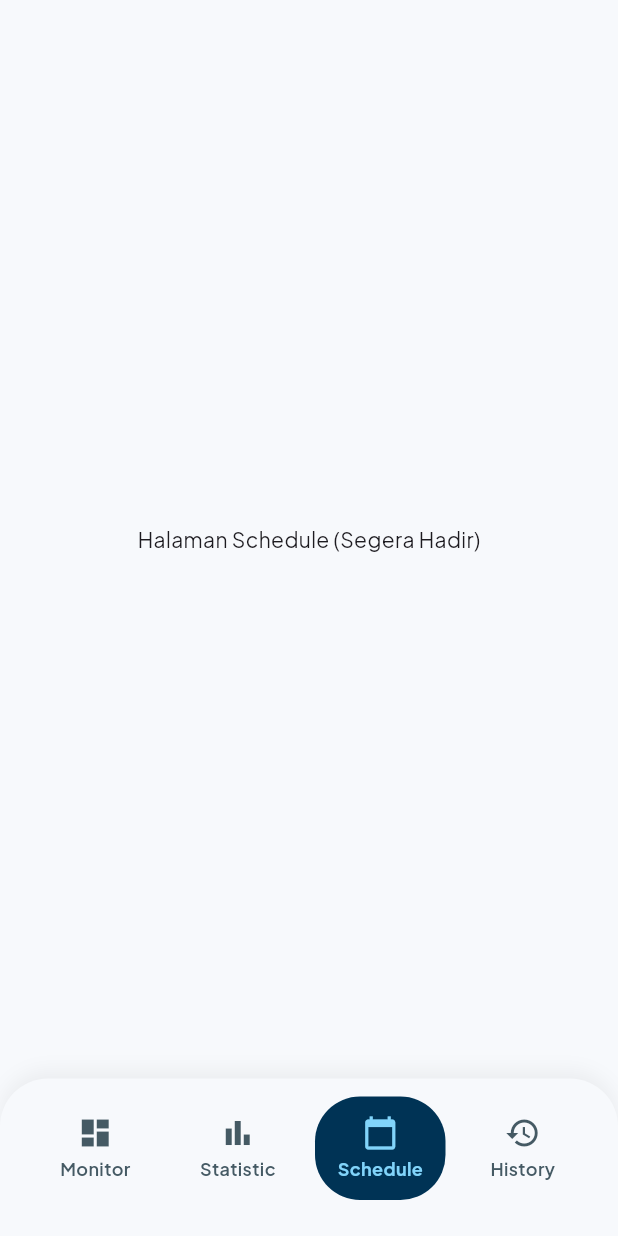
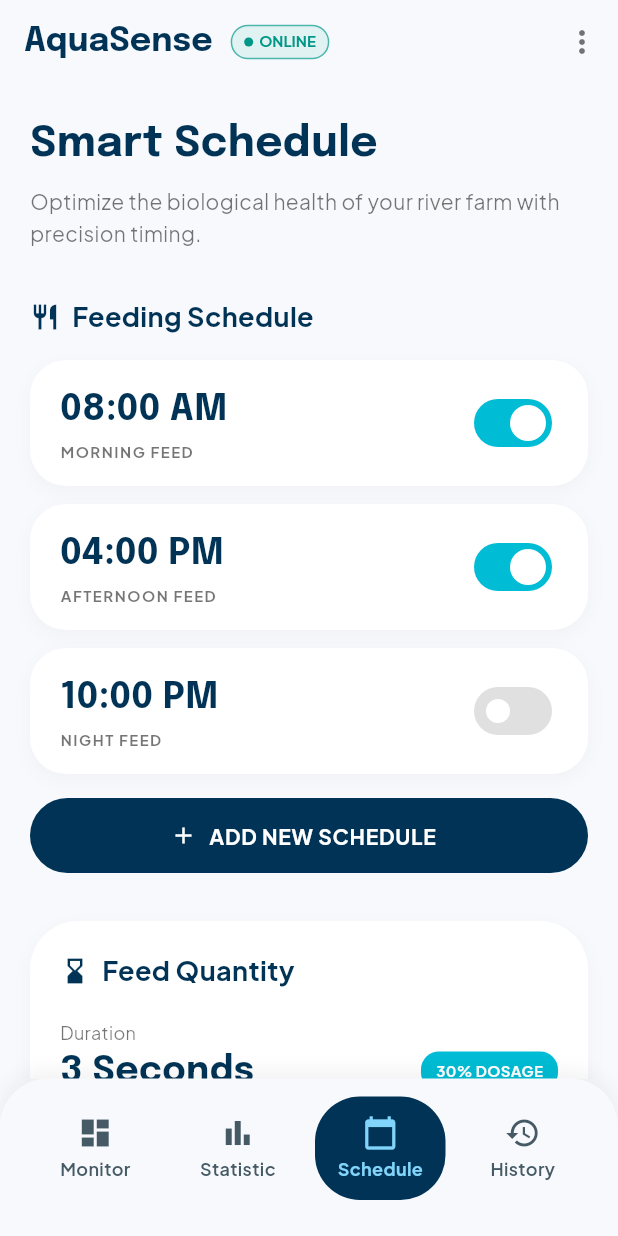
Before and after one commit to nifnip22/AquaSense, a Flutter app: the screen it shows after launch, item 3 of the bottom bar chosen, on a phone screen of 412 x 824 dp. Run offline on Flutter 3.47's test engine with Material 3 defaults, Android fonts, the phone set to English and light mode, and no system bars; our stand-ins replace fl_chart, google_fonts.

Commit message:
feat: build smart schedule UI and modularize feeding widgets

```diff
--- a/aquasense_frontend/lib/features/dashboard/screens/main_screen.dart
+++ b/aquasense_frontend/lib/features/dashboard/screens/main_screen.dart
@@ -1,3 +1,4 @@
+import 'package:aquasense_frontend/features/feeding/screens/schedule_screen.dart';
 import 'package:flutter/material.dart';
 import 'package:google_fonts/google_fonts.dart';
 import '../../monitoring/screens/monitor_screen.dart';
@@ -17,7 +18,7 @@ class _MainScreenState extends State<MainScreen> {
   final List<Widget> _pages = [
     const MonitorScreen(),
     const StatisticScreen(),
-    const Center(child: Text('Halaman Schedule (Segera Hadir)')),
+    const ScheduleScreen(),
     const Center(child: Text('Halaman History (Segera Hadir)')),
   ];
 
--- /dev/null
+++ b/aquasense_frontend/lib/features/feeding/screens/schedule_screen.dart
@@ -0,0 +1,122 @@
+import 'package:flutter/material.dart';
+import 'package:google_fonts/google_fonts.dart';
+import '../../../shared/widgets/custom_app_bar.dart';
+import '../widgets/schedule_toggle_card.dart';
+import '../widgets/feed_quantity_card.dart';
+import '../widgets/intelligence_settings_card.dart';
+
+class ScheduleScreen extends StatefulWidget {
+  const ScheduleScreen({super.key});
+
+  @override
+  State<ScheduleScreen> createState() => _ScheduleScreenState();
+}
+
+class _ScheduleScreenState extends State<ScheduleScreen> {
+  // Schedule state variables that would typically be loaded from a backend or local storage
+  bool _isMorningActive = true;
+  bool _isAfternoonActive = true;
+  bool _isNightActive = false;
+
+  @override
+  Widget build(BuildContext context) {
+    return Scaffold(
+      backgroundColor: Colors.transparent,
+      appBar: const CustomAppBar(),
+      body: SingleChildScrollView(
+        padding: const EdgeInsets.all(20.0),
+        child: Column(
+          crossAxisAlignment: CrossAxisAlignment.start,
+          children: [
+            // Header Section
+            Text(
+              'Smart Schedule',
+              style: GoogleFonts.epilogue(
+                fontSize: 28,
+                fontWeight: FontWeight.bold,
+                color: const Color(0xFF003355),
+              ),
+            ),
+            const SizedBox(height: 8),
+            Text(
+              'Optimize the biological health of your river farm with precision timing.',
+              style: GoogleFonts.plusJakartaSans(
+                fontSize: 14,
+                color: Colors.black54,
+                height: 1.5,
+              ),
+            ),
+            const SizedBox(height: 32),
+
+            Row(
+              children: [
+                const Icon(Icons.restaurant, color: Color(0xFF003355), size: 20),
+                const SizedBox(width: 8),
+                Text(
+                  'Feeding Schedule',
+                  style: GoogleFonts.plusJakartaSans(
+                    fontSize: 18,
+                    fontWeight: FontWeight.bold,
+                    color: const Color(0xFF003355),
+                  ),
+                ),
+              ],
+            ),
+            const SizedBox(height: 16),
+
+            ScheduleToggleCard(
+              time: '08:00 AM',
+              label: 'MORNING FEED',
+              isActive: _isMorningActive,
+              onChanged: (val) => setState(() => _isMorningActive = val),
+            ),
+            const SizedBox(height: 12),
+            ScheduleToggleCard(
+              time: '04:00 PM',
+              label: 'AFTERNOON FEED',
+              isActive: _isAfternoonActive,
+              onChanged: (val) => setState(() => _isAfternoonActive = val),
+            ),
+            const SizedBox(height: 12),
+            ScheduleToggleCard(
+              time: '10:00 PM',
+              label: 'NIGHT FEED',
+              isActive: _isNightActive,
+              onChanged: (val) => setState(() => _isNightActive = val),
+            ),
+            const SizedBox(height: 16),
+
+            SizedBox(
+              width: double.infinity,
+              height: 50,
+              child: FilledButton.icon(
+                style: FilledButton.styleFrom(
+                  backgroundColor: const Color(0xFF003355),
+                  shape: RoundedRectangleBorder(
+                    borderRadius: BorderRadius.circular(25),
+                  ),
+                ),
+                onPressed: () {},
+                icon: const Icon(Icons.add),
+                label: const Text('ADD NEW SCHEDULE', style: TextStyle(fontWeight: FontWeight.bold, letterSpacing: 0.5)),
+              ),
+            ),
+            const SizedBox(height: 32),
+
+            const FeedQuantityCard(),
+            const SizedBox(height: 24),
+
+            const IntelligenceSettingsCard(),
+
+            /* -- IMAGE FEATURE TEMPORARY COMMAND --
+            const SizedBox(height: 24),
+            _buildZoneImageCard(),
+            */
+
+            const SizedBox(height: 32),
+          ],
+        ),
+      ),
+    );
+  }
+}
--- /dev/null
+++ b/aquasense_frontend/lib/features/feeding/widgets/feed_quantity_card.dart
@@ -0,0 +1,116 @@
+import 'package:flutter/material.dart';
+import 'package:google_fonts/google_fonts.dart';
+
+class FeedQuantityCard extends StatefulWidget {
+  final double initialDuration;
+
+  const FeedQuantityCard({super.key, this.initialDuration = 3.0});
+
+  @override
+  State<FeedQuantityCard> createState() => _FeedQuantityCardState();
+}
+
+class _FeedQuantityCardState extends State<FeedQuantityCard> {
+  late double _durationSeconds;
+
+  @override
+  void initState() {
+    super.initState();
+    _durationSeconds = widget.initialDuration;
+  }
+
+  @override
+  Widget build(BuildContext context) {
+    return Container(
+      padding: const EdgeInsets.all(20),
+      decoration: BoxDecoration(
+        color: Colors.white,
+        borderRadius: BorderRadius.circular(32),
+        boxShadow: [
+          BoxShadow(
+            color: Colors.black.withValues(alpha: 0.03),
+            blurRadius: 10,
+            offset: const Offset(0, 4),
+          ),
+        ],
+      ),
+      child: Column(
+        crossAxisAlignment: CrossAxisAlignment.start,
+        children: [
+          Row(
+            children: [
+              const Icon(Icons.hourglass_bottom, color: Color(0xFF003355), size: 20),
+              const SizedBox(width: 8),
+              Text(
+                'Feed Quantity',
+                style: GoogleFonts.plusJakartaSans(
+                  fontSize: 18,
+                  fontWeight: FontWeight.bold,
+                  color: const Color(0xFF003355),
+                ),
+              ),
+            ],
+          ),
+          const SizedBox(height: 20),
+          Text('Duration', style: GoogleFonts.plusJakartaSans(fontSize: 12, color: Colors.black54)),
+          Row(
+            mainAxisAlignment: MainAxisAlignment.spaceBetween,
+            children: [
+              Text(
+                '${_durationSeconds.toInt()} Seconds',
+                style: GoogleFonts.epilogue(
+                  fontSize: 24,
+                  fontWeight: FontWeight.bold,
+                  color: const Color(0xFF003355),
+                ),
+              ),
+              Container(
+                padding: const EdgeInsets.symmetric(horizontal: 10, vertical: 6),
+                decoration: BoxDecoration(
+                  color: const Color(0xFF00BCD4),
+                  borderRadius: BorderRadius.circular(12),
+                ),
+                child: Text(
+                  '${(_durationSeconds * 10).toInt()}% DOSAGE',
+                  style: GoogleFonts.plusJakartaSans(
+                    fontSize: 10,
+                    fontWeight: FontWeight.bold,
+                    color: Colors.white,
+                  ),
+                ),
+              ),
+            ],
+          ),
+          const SizedBox(height: 8),
+          SliderTheme(
+            data: SliderTheme.of(context).copyWith(
+              activeTrackColor: const Color(0xFF003355),
+              inactiveTrackColor: Colors.grey.shade200,
+              thumbColor: const Color(0xFF003355),
+              overlayColor: const Color(0xFF003355).withValues(alpha: 0.1),
+              trackHeight: 6.0,
+            ),
+            child: Slider(
+              value: _durationSeconds,
+              min: 1,
+              max: 10,
+              divisions: 9,
+              onChanged: (val) {
+                setState(() => _durationSeconds = val);
+              },
+            ),
+          ),
+          const SizedBox(height: 8),
+          Text(
+            'Controls the servo motor duration for precision feed dispensing across the pen diameter.',
+            style: GoogleFonts.plusJakartaSans(
+              fontSize: 12,
+              color: Colors.black54,
+              height: 1.5,
+            ),
+          ),
+        ],
+      ),
+    );
+  }
+}
--- /dev/null
+++ b/aquasense_frontend/lib/features/feeding/widgets/intelligence_settings_card.dart
@@ -0,0 +1,98 @@
+import 'package:flutter/material.dart';
+import 'package:google_fonts/google_fonts.dart';
+
+class IntelligenceSettingsCard extends StatefulWidget {
+  const IntelligenceSettingsCard({super.key});
+
+  @override
+  State<IntelligenceSettingsCard> createState() => _IntelligenceSettingsCardState();
+}
+
+class _IntelligenceSettingsCardState extends State<IntelligenceSettingsCard> {
+  bool _isAdaptiveTemp = true;
+  bool _isEcoMode = false;
+
+  @override
+  Widget build(BuildContext context) {
+    return Container(
+      padding: const EdgeInsets.all(20),
+      decoration: BoxDecoration(
+        color: Colors.grey.shade200,
+        borderRadius: BorderRadius.circular(32),
+      ),
+      child: Column(
+        children: [
+          Row(
+            children: [
+              const Icon(Icons.psychology, color: Color(0xFF003355), size: 24),
+              const SizedBox(width: 8),
+              Text(
+                'Intelligence Settings',
+                style: GoogleFonts.plusJakartaSans(
+                  fontSize: 18,
+                  fontWeight: FontWeight.bold,
+                  color: const Color(0xFF003355),
+                ),
+              ),
+            ],
+          ),
+          const SizedBox(height: 20),
+          _buildSettingRow(
+            title: 'Adaptive Temperature\nFeeding',
+            desc: 'Automatically delays feeding if water temperature is too cold.',
+            isActive: _isAdaptiveTemp,
+            onChanged: (val) => setState(() => _isAdaptiveTemp = val),
+          ),
+          const Padding(
+            padding: EdgeInsets.symmetric(vertical: 16),
+            child: Divider(color: Colors.white, thickness: 2),
+          ),
+          _buildSettingRow(
+            title: 'Eco Power Mode',
+            desc: 'Enters deep sleep when battery is low to preserve system life.',
+            isActive: _isEcoMode,
+            onChanged: (val) => setState(() => _isEcoMode = val),
+          ),
+        ],
+      ),
+    );
+  }
+
+  Widget _buildSettingRow({required String title, required String desc, required bool isActive, required Function(bool) onChanged}) {
+    return Row(
+      crossAxisAlignment: CrossAxisAlignment.start,
+      children: [
+        Expanded(
+          child: Column(
+            crossAxisAlignment: CrossAxisAlignment.start,
+            children: [
+              Text(
+                title,
+                style: GoogleFonts.plusJakartaSans(
+                  fontSize: 14,
+                  fontWeight: FontWeight.bold,
+                  color: const Color(0xFF003355),
+                  height: 1.2,
+                ),
+              ),
+              const SizedBox(height: 4),
+              Text(
+                desc,
+                style: GoogleFonts.plusJakartaSans(fontSize: 12, color: Colors.black54),
+              ),
+            ],
+          ),
+        ),
+        Switch(
+          value: isActive,
+          onChanged: onChanged,
+          activeThumbColor: Colors.white,
+          activeTrackColor: const Color(0xFF00BCD4),
+          inactiveThumbColor: Colors.white,
+          inactiveTrackColor: Colors.grey.shade400,
+          trackOutlineColor: WidgetStateProperty.all(Colors.transparent),
+        ),
+      ],
+    );
+  }
+}
--- /dev/null
+++ b/aquasense_frontend/lib/features/feeding/widgets/schedule_toggle_card.dart
@@ -0,0 +1,72 @@
+import 'package:flutter/material.dart';
+import 'package:google_fonts/google_fonts.dart';
+
+class ScheduleToggleCard extends StatelessWidget {
+  final String time;
+  final String label;
+  final bool isActive;
+  final Function(bool) onChanged;
+
+  const ScheduleToggleCard({
+    super.key,
+    required this.time,
+    required this.label,
+    required this.isActive,
+    required this.onChanged,
+  });
+
+  @override
+  Widget build(BuildContext context) {
+    return Container(
+      padding: const EdgeInsets.symmetric(horizontal: 20, vertical: 16),
+      decoration: BoxDecoration(
+        color: Colors.white,
+        borderRadius: BorderRadius.circular(24),
+        boxShadow: [
+          BoxShadow(
+            color: Colors.black.withValues(alpha: 0.03),
+            blurRadius: 10,
+            offset: const Offset(0, 4),
+          ),
+        ],
+      ),
+      child: Row(
+        mainAxisAlignment: MainAxisAlignment.spaceBetween,
+        children: [
+          Column(
+            crossAxisAlignment: CrossAxisAlignment.start,
+            children: [
+              Text(
+                time,
+                style: GoogleFonts.epilogue(
+                  fontSize: 24,
+                  fontWeight: FontWeight.bold,
+                  color: const Color(0xFF003355),
+                ),
+              ),
+              const SizedBox(height: 4),
+              Text(
+                label,
+                style: GoogleFonts.plusJakartaSans(
+                  fontSize: 10,
+                  fontWeight: FontWeight.bold,
+                  color: Colors.black54,
+                  letterSpacing: 1.0,
+                ),
+              ),
+            ],
+          ),
+          Switch(
+            value: isActive,
+            onChanged: onChanged,
+            activeThumbColor: Colors.white,
+            activeTrackColor: const Color(0xFF00BCD4),
+            inactiveThumbColor: Colors.white,
+            inactiveTrackColor: Colors.grey.shade300,
+            trackOutlineColor: WidgetStateProperty.all(Colors.transparent),
+          ),
+        ],
+      ),
+    );
+  }
+}
```
